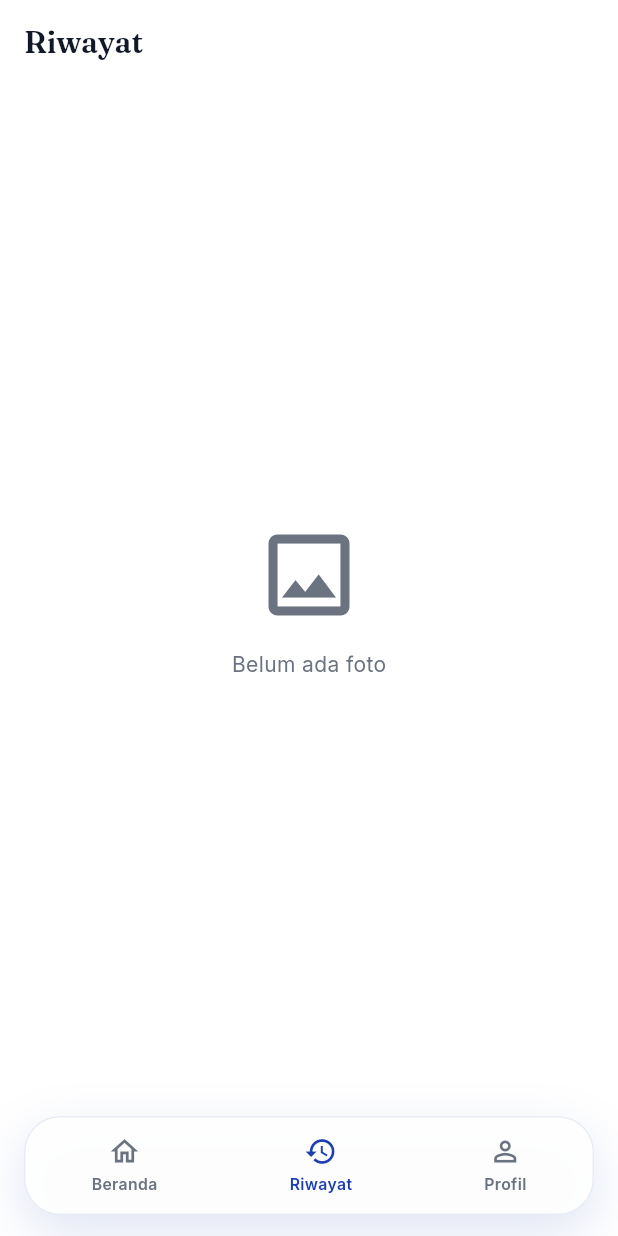
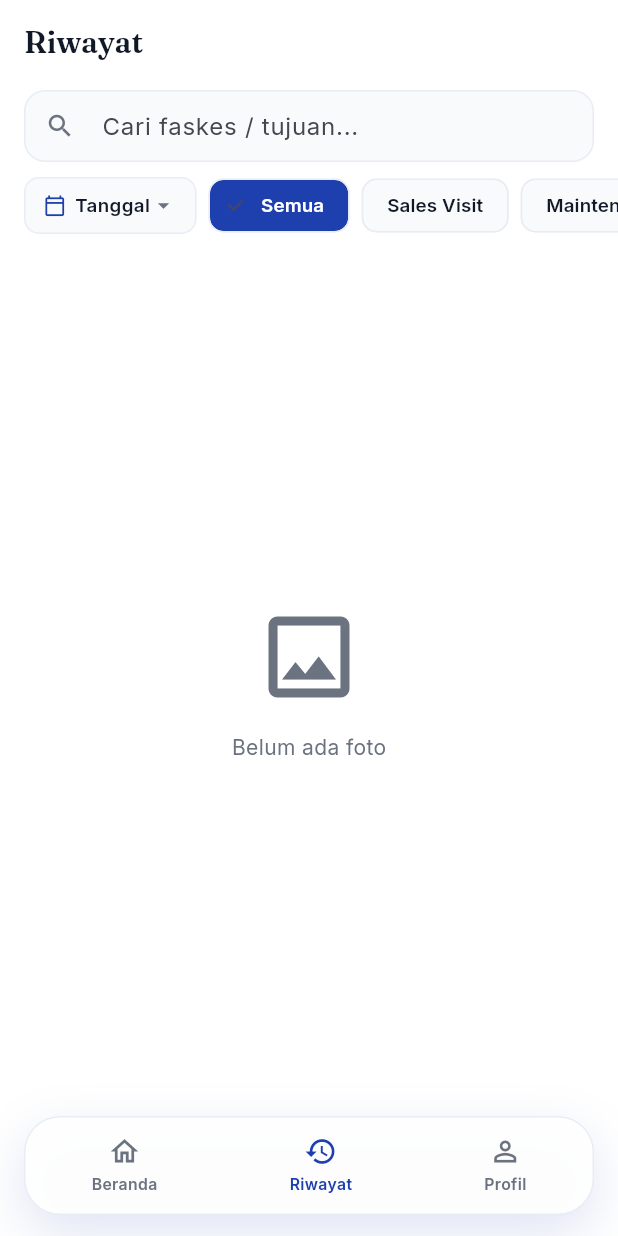
Before and after one commit to alfarabiki/Time-Tracks, a Flutter app: the screen it shows after launch, item 2 of the bottom bar chosen, on a phone screen of 412 x 824 dp. Run offline on Flutter 3.47's test engine with Material 3 defaults, Android fonts, the phone set to English and light mode, and no system bars; our stand-ins replace camera, device_info_plus, geocoding, geolocator, open_filex, package_info_plus and 3 more; missing offline and left inert: gal; accounts and stored records are empty.

Commit message:
feat(radjak): home tanpa avatar + thumbnail foto; riwayat filter (jenis/cari) + thumbnail

```diff
--- a/lib/screens/history/history_screen.dart
+++ b/lib/screens/history/history_screen.dart
@@ -1,3 +1,5 @@
+import 'dart:io';
+
 import 'package:flutter/material.dart';
 import 'package:intl/intl.dart';
 
@@ -17,6 +19,11 @@ class HistoryScreen extends StatefulWidget {
 class _HistoryScreenState extends State<HistoryScreen> {
   late Future<List<PhotoRecord>> _future;
 
+  String _typeFilter = 'Semua';
+  String _search = '';
+
+  static const _types = ['Semua', 'Sales Visit', 'Maintenance', 'Follow-up', 'Survey'];
+
   @override
   void initState() {
     super.initState();
@@ -27,12 +34,70 @@ class _HistoryScreenState extends State<HistoryScreen> {
     setState(() => _future = DatabaseService.instance.getAll());
   }
 
+  List<PhotoRecord> _filter(List<PhotoRecord> items) {
+    return items.where((r) {
+      final matchesType = _typeFilter == 'Semua' || r.visitType == _typeFilter;
+      final matchesSearch = _search.isEmpty ||
+          r.facility.toLowerCase().contains(_search.toLowerCase());
+      return matchesType && matchesSearch;
+    }).toList();
+  }
+
   @override
   Widget build(BuildContext context) {
     return Scaffold(
       backgroundColor: AppTheme.bg,
       appBar: AppBar(title: const Text('Riwayat')),
-      body: FutureBuilder<List<PhotoRecord>>(
+      body: SafeArea(
+        child: Column(
+          children: [
+            Padding(
+              padding: const EdgeInsets.fromLTRB(16, 4, 16, 10),
+              child: TextField(
+                onChanged: (v) => setState(() => _search = v),
+                decoration: InputDecoration(
+                  hintText: 'Cari faskes / tujuan...',
+                  prefixIcon: const Icon(Icons.search, size: 20, color: AppTheme.textSecondary),
+                  filled: true,
+                  fillColor: AppTheme.surface,
+                  isDense: true,
+                  contentPadding: const EdgeInsets.symmetric(vertical: 12),
+                  border: OutlineInputBorder(borderRadius: BorderRadius.circular(14), borderSide: const BorderSide(color: AppTheme.line)),
+                  enabledBorder: OutlineInputBorder(borderRadius: BorderRadius.circular(14), borderSide: const BorderSide(color: AppTheme.line)),
+                ),
+              ),
+            ),
+            SizedBox(
+              height: 38,
+              child: ListView(
+                scrollDirection: Axis.horizontal,
+                padding: const EdgeInsets.symmetric(horizontal: 16),
+                children: [
+                  _dateChip(),
+                  const SizedBox(width: 8),
+                  ..._types.map((t) => Padding(
+                        padding: const EdgeInsets.only(right: 8),
+                        child: ChoiceChip(
+                          label: Text(t),
+                          selected: _typeFilter == t,
+                          onSelected: (_) => setState(() => _typeFilter = t),
+                          labelStyle: TextStyle(
+                            fontSize: 12.5,
+                            fontWeight: FontWeight.w600,
+                            color: _typeFilter == t ? Colors.white : AppTheme.textPrimary,
+                          ),
+                          selectedColor: AppTheme.primary,
+                          backgroundColor: AppTheme.surface,
+                          side: const BorderSide(color: AppTheme.line),
+                          shape: RoundedRectangleBorder(borderRadius: BorderRadius.circular(10)),
+                        ),
+                      )),
+                ],
+              ),
+            ),
+            const SizedBox(height: 10),
+            Expanded(
+              child: FutureBuilder<List<PhotoRecord>>(
                 future: _future,
                 builder: (context, snapshot) {
                   if (snapshot.connectionState == ConnectionState.waiting) {
@@ -40,7 +105,7 @@ class _HistoryScreenState extends State<HistoryScreen> {
                       child: CircularProgressIndicator(color: AppTheme.primary),
                     );
                   }
-          final items = snapshot.data ?? const <PhotoRecord>[];
+                  final items = _filter(snapshot.data ?? const <PhotoRecord>[]);
                   if (items.isEmpty) {
                     return _emptyState();
                   }
@@ -48,7 +113,7 @@ class _HistoryScreenState extends State<HistoryScreen> {
                     color: AppTheme.primary,
                     onRefresh: () async => _reload(),
                     child: ListView(
-              padding: const EdgeInsets.fromLTRB(16, 12, 16, 24),
+                      padding: const EdgeInsets.fromLTRB(16, 0, 16, 24),
                       children: [
                         for (final r in items)
                           VisitTile(
@@ -56,6 +121,9 @@ class _HistoryScreenState extends State<HistoryScreen> {
                             meta:
                                 '${DateFormat('dd MMM yyyy, HH:mm', 'id_ID').format(r.timestamp)} · ${r.visitType.isEmpty ? "Kunjungan" : r.visitType}',
                             trackingNumber: r.trackingNumber,
+                            thumbnail: r.imagePath.isNotEmpty && File(r.imagePath).existsSync()
+                                ? Image.file(File(r.imagePath), fit: BoxFit.cover)
+                                : null,
                             onTap: () async {
                               await Navigator.of(context).push(
                                 MaterialPageRoute(
@@ -69,8 +137,31 @@ class _HistoryScreenState extends State<HistoryScreen> {
                   );
                 },
               ),
+            ),
+          ],
+        ),
+      ),
     );
   }
+
+  Widget _dateChip() => InkWell(
+        borderRadius: BorderRadius.circular(10),
+        onTap: () {},
+        child: Container(
+          padding: const EdgeInsets.symmetric(horizontal: 12, vertical: 7),
+          decoration: BoxDecoration(
+            color: AppTheme.surface,
+            borderRadius: BorderRadius.circular(10),
+            border: Border.all(color: AppTheme.line),
+          ),
+          child: const Row(children: [
+            Icon(Icons.calendar_today_outlined, size: 15, color: AppTheme.primary),
+            SizedBox(width: 6),
+            Text('Tanggal', style: TextStyle(fontSize: 12.5, fontWeight: FontWeight.w600, color: AppTheme.textPrimary)),
+            Icon(Icons.arrow_drop_down, size: 18, color: AppTheme.textSecondary),
+          ]),
+        ),
+      );
 
   Widget _emptyState() {
     return const Center(
--- a/lib/screens/home/home_screen.dart
+++ b/lib/screens/home/home_screen.dart
@@ -1,3 +1,5 @@
+import 'dart:io';
+
 import 'package:flutter/material.dart';
 import 'package:intl/intl.dart';
 import '../../models/photo_record.dart';
@@ -50,13 +52,6 @@ class _HomeScreenState extends State<HomeScreen> {
 
   bool _isToday(DateTime t) { final n = DateTime.now(); return t.year==n.year && t.month==n.month && t.day==n.day; }
 
-  String _initials(String s) {
-    final parts = s.trim().split(RegExp(r'\s+'));
-    if (parts.isEmpty || parts.first.isEmpty) return 'M';
-    if (parts.length == 1) return parts.first.substring(0, 1).toUpperCase();
-    return (parts.first.substring(0,1) + parts.last.substring(0,1)).toUpperCase();
-  }
-
   @override
   Widget build(BuildContext context) {
     final staff = SettingsService.instance.current.staffName;
@@ -66,14 +61,8 @@ class _HomeScreenState extends State<HomeScreen> {
       child: RefreshIndicator(
         onRefresh: _load,
         child: ListView(padding: const EdgeInsets.fromLTRB(22, 8, 22, 24), children: [
-          Row(mainAxisAlignment: MainAxisAlignment.spaceBetween, children: [
-            Image.asset('assets/branding/radjak_logo.png', height: 30),
-            Container(width: 42, height: 42, decoration: BoxDecoration(
-              borderRadius: BorderRadius.circular(14),
-              gradient: const LinearGradient(colors: [AppTheme.primary, AppTheme.secondary])),
-              child: Center(child: Text(_initials(name),
-                style: const TextStyle(color: Colors.white, fontWeight: FontWeight.w700)))),
-          ]),
+          Align(alignment: Alignment.centerLeft,
+            child: Image.asset('assets/branding/radjak_logo.png', height: 32)),
           const SizedBox(height: 22),
           Text(_greeting(), style: const TextStyle(color: AppTheme.textSecondary, fontSize: 13, fontWeight: FontWeight.w500)),
           const SizedBox(height: 3),
@@ -101,6 +90,9 @@ class _HomeScreenState extends State<HomeScreen> {
             meta: '${DateFormat('HH:mm').format(r.timestamp)} · ${r.visitType.isEmpty ? "Kunjungan" : r.visitType}',
             trackingNumber: r.trackingNumber,
             chip: _isToday(r.timestamp) ? 'Hari ini' : '',
+            thumbnail: r.imagePath.isNotEmpty && File(r.imagePath).existsSync()
+                ? Image.file(File(r.imagePath), fit: BoxFit.cover)
+                : null,
             onTap: () => Navigator.of(context).push(MaterialPageRoute(builder: (_) => PhotoDetailScreen(record: r))),
           )),
         ]),
```
Lines whose indentation alone changed are shown as unchanged.
